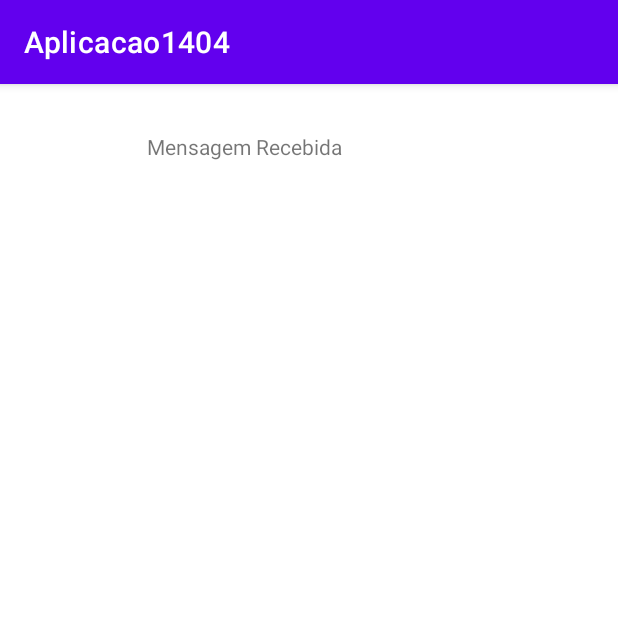
After one commit to FabioAbreu-code/Aplicacao1404, an Android app: the MainActivity2_MostrarMensagem screen opened directly, with no data from a screen before it, on a phone screen of 412 x 824 dp, the top half of it. The commit adds this screen. Run offline under Robolectric (Android 15) with nearby library versions, the phone set to English and light mode, and no system bars.

Commit message:
Criada a interface atividade2 para amostrar a mensagem recebida

```diff
--- a/app/src/main/AndroidManifest.xml
+++ b/app/src/main/AndroidManifest.xml
@@ -12,6 +12,9 @@
         android:theme="@style/Theme.Aplicacao1404"
         tools:targetApi="31">
         <activity
+            android:name=".MainActivity2_MostrarMensagem"
+            android:exported="false" />
+        <activity
             android:name=".MainActivity"
             android:exported="true">
             <intent-filter>
--- /dev/null
+++ b/app/src/main/java/com/example/aplicacao1404/MainActivity2_MostrarMensagem.kt
@@ -0,0 +1,11 @@
+package com.example.aplicacao1404
+
+import androidx.appcompat.app.AppCompatActivity
+import android.os.Bundle
+
+class MainActivity2_MostrarMensagem : AppCompatActivity() {
+    override fun onCreate(savedInstanceState: Bundle?) {
+        super.onCreate(savedInstanceState)
+        setContentView(R.layout.main_activity2_mostrar_mensagem)
+    }
+}
--- /dev/null
+++ b/app/src/main/res/layout/main_activity2_mostrar_mensagem.xml
@@ -0,0 +1,79 @@
+<?xml version="1.0" encoding="utf-8"?>
+<androidx.constraintlayout.widget.ConstraintLayout xmlns:android="http://schemas.android.com/apk/res/android"
+    xmlns:app="http://schemas.android.com/apk/res-auto"
+    xmlns:tools="http://schemas.android.com/tools"
+    android:layout_width="match_parent"
+    android:layout_height="match_parent"
+    tools:context=".MainActivity2_MostrarMensagem">
+
+    <TextView
+        android:id="@+id/textViewMensagemRecebida"
+        android:layout_width="wrap_content"
+        android:layout_height="wrap_content"
+        android:layout_marginTop="32dp"
+        android:text="@string/MensagemRecebida"
+        app:layout_constraintEnd_toEndOf="parent"
+        app:layout_constraintHorizontal_bias="0.347"
+        app:layout_constraintStart_toStartOf="parent"
+        app:layout_constraintTop_toTopOf="parent" />
+
+    <TextView
+        android:id="@+id/textViewPeso"
+        android:layout_width="0dp"
+        android:layout_height="wrap_content"
+        android:layout_marginTop="52dp"
+        android:textColor="#9C27B0"
+        app:layout_constraintEnd_toEndOf="@+id/textViewAltura"
+        app:layout_constraintHorizontal_bias="0.0"
+        app:layout_constraintStart_toStartOf="@+id/textViewAltura"
+        app:layout_constraintTop_toBottomOf="@+id/textViewAltura"
+        tools:text="Peso" />
+
+    <TextView
+        android:id="@+id/textViewTelefone"
+        android:layout_width="0dp"
+        android:layout_height="wrap_content"
+        android:layout_marginTop="40dp"
+        android:textColor="#673AB7"
+        app:layout_constraintEnd_toEndOf="@+id/textViewNome"
+        app:layout_constraintHorizontal_bias="0.0"
+        app:layout_constraintStart_toStartOf="@+id/textViewNome"
+        app:layout_constraintTop_toBottomOf="@+id/textViewNome"
+        tools:text="Telefone" />
+
+    <TextView
+        android:id="@+id/textViewNome"
+        android:layout_width="0dp"
+        android:layout_height="wrap_content"
+        android:layout_marginTop="24dp"
+        android:textColor="#673AB7"
+        app:layout_constraintEnd_toEndOf="@+id/textViewMensagemRecebida"
+        app:layout_constraintHorizontal_bias="0.0"
+        app:layout_constraintStart_toStartOf="@+id/textViewMensagemRecebida"
+        app:layout_constraintTop_toBottomOf="@+id/textViewMensagemRecebida"
+        tools:text="Nome" />
+
+    <TextView
+        android:id="@+id/textViewEmail"
+        android:layout_width="0dp"
+        android:layout_height="wrap_content"
+        android:layout_marginTop="24dp"
+        android:textColor="#673AB7"
+        app:layout_constraintEnd_toEndOf="@+id/textViewTelefone"
+        app:layout_constraintHorizontal_bias="0.0"
+        app:layout_constraintStart_toStartOf="@+id/textViewTelefone"
+        app:layout_constraintTop_toBottomOf="@+id/textViewTelefone"
+        tools:text="Email" />
+
+    <TextView
+        android:id="@+id/textViewAltura"
+        android:layout_width="0dp"
+        android:layout_height="wrap_content"
+        android:layout_marginTop="40dp"
+        android:textColor="#673AB7"
+        app:layout_constraintEnd_toEndOf="@+id/textViewEmail"
+        app:layout_constraintHorizontal_bias="0.0"
+        app:layout_constraintStart_toStartOf="@+id/textViewEmail"
+        app:layout_constraintTop_toBottomOf="@+id/textViewEmail"
+        tools:text="Altura" />
+</androidx.constraintlayout.widget.ConstraintLayout>
--- a/app/src/main/res/values/strings.xml
+++ b/app/src/main/res/values/strings.xml
@@ -6,4 +6,5 @@
     <string name="altura">Altura</string>
     <string name="peso">Peso</string>
     <string name="button">Button</string>
+    <string name="MensagemRecebida">Mensagem Recebida</string>
 </resources>
```
